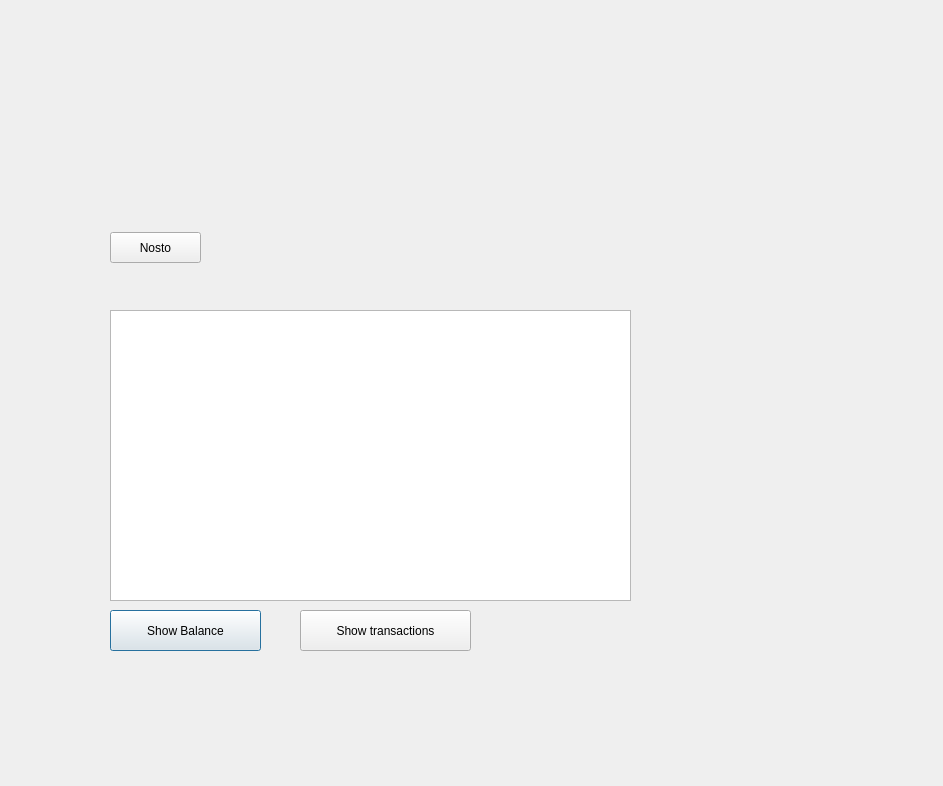
T1juko00/Pankkiautomaatti-kouluprojekti, file bankautomat/customer.ui: the form before one commit.
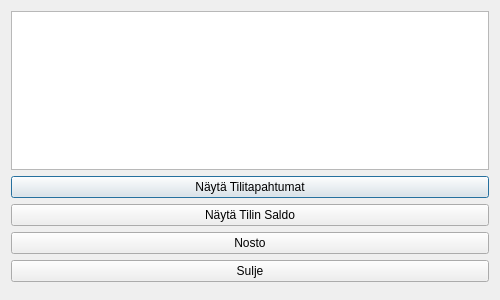
The form after the commit.

Diff of the .ui file:
```diff
--- a/bankautomat/customer.ui
+++ b/bankautomat/customer.ui
@@ -6,80 +6,129 @@
    <rect>
     <x>0</x>
     <y>0</y>
-    <width>943</width>
-    <height>786</height>
+    <width>500</width>
+    <height>300</height>
    </rect>
   </property>
+  <property name="minimumSize">
+   <size>
+    <width>500</width>
+    <height>200</height>
+   </size>
+  </property>
+  <property name="maximumSize">
+   <size>
+    <width>500</width>
+    <height>300</height>
+   </size>
+  </property>
   <property name="windowTitle">
    <string>Dialog</string>
   </property>
-  <widget class="QLabel" name="labelCustomerid">
-   <property name="geometry">
-    <rect>
-     <x>20</x>
-     <y>70</y>
-     <width>100</width>
-     <height>30</height>
-    </rect>
-   </property>
-   <property name="font">
-    <font>
-     <pointsize>16</pointsize>
-    </font>
-   </property>
-   <property name="text">
-    <string/>
-   </property>
-  </widget>
-  <widget class="QPushButton" name="btnshowBalance">
-   <property name="geometry">
-    <rect>
-     <x>110</x>
-     <y>610</y>
-     <width>151</width>
-     <height>41</height>
-    </rect>
-   </property>
-   <property name="text">
-    <string>Show Balance</string>
-   </property>
-  </widget>
-  <widget class="QTextEdit" name="textBalance">
-   <property name="geometry">
-    <rect>
-     <x>110</x>
-     <y>310</y>
-     <width>521</width>
-     <height>291</height>
-    </rect>
-   </property>
-  </widget>
-  <widget class="QPushButton" name="nostoNappi">
-   <property name="geometry">
-    <rect>
-     <x>110</x>
-     <y>232</y>
-     <width>91</width>
-     <height>31</height>
-    </rect>
-   </property>
-   <property name="text">
-    <string>Nosto</string>
-   </property>
-  </widget>
-  <widget class="QPushButton" name="btnTrans">
-   <property name="geometry">
-    <rect>
-     <x>300</x>
-     <y>610</y>
-     <width>171</width>
-     <height>41</height>
-    </rect>
-   </property>
-   <property name="text">
-    <string>Show transactions</string>
-   </property>
-  </widget>
+  <layout class="QVBoxLayout" name="verticalLayout">
+   <item>
+    <widget class="QTextEdit" name="textBalance">
+     <property name="minimumSize">
+      <size>
+       <width>0</width>
+       <height>0</height>
+      </size>
+     </property>
+     <property name="maximumSize">
+      <size>
+       <width>500</width>
+       <height>200</height>
+      </size>
+     </property>
+    </widget>
+   </item>
+   <item>
+    <widget class="QPushButton" name="btnTrans">
+     <property name="text">
+      <string>Näytä Tilitapahtumat</string>
+     </property>
+    </widget>
+   </item>
+   <item>
+    <widget class="QPushButton" name="btnshowBalance">
+     <property name="text">
+      <string>Näytä Tilin Saldo</string>
+     </property>
+    </widget>
+   </item>
+   <item>
+    <widget class="QPushButton" name="nostoNappi">
+     <property name="text">
+      <string>Nosto</string>
+     </property>
+    </widget>
+   </item>
+   <item>
+    <widget class="QPushButton" name="closeButton">
+     <property name="text">
+      <string>Sulje</string>
+     </property>
+    </widget>
+   </item>
+   <item>
+    <widget class="QLabel" name="labelCustomerid">
+     <property name="enabled">
+      <bool>true</bool>
+     </property>
+     <property name="maximumSize">
+      <size>
+       <width>1</width>
+       <height>1</height>
+      </size>
+     </property>
+     <property name="palette">
+      <palette>
+       <active>
+        <colorrole role="WindowText">
+         <brush brushstyle="SolidPattern">
+          <color alpha="255">
+           <red>255</red>
+           <green>255</green>
+           <blue>255</blue>
+          </color>
+         </brush>
+        </colorrole>
+       </active>
+       <inactive>
+        <colorrole role="WindowText">
+         <brush brushstyle="SolidPattern">
+          <color alpha="255">
+           <red>255</red>
+           <green>255</green>
+           <blue>255</blue>
+          </color>
+         </brush>
+        </colorrole>
+       </inactive>
+       <disabled>
+        <colorrole role="WindowText">
+         <brush brushstyle="SolidPattern">
+          <color alpha="255">
+           <red>120</red>
+           <green>120</green>
+           <blue>120</blue>
+          </color>
+         </brush>
+        </colorrole>
+       </disabled>
+      </palette>
+     </property>
+     <property name="font">
+      <font>
+       <pointsize>16</pointsize>
+      </font>
+     </property>
+     <property name="text">
+      <string/>
+     </property>
+    </widget>
+   </item>
+  </layout>
  </widget>
  <resources/>
  <connections/>
```
